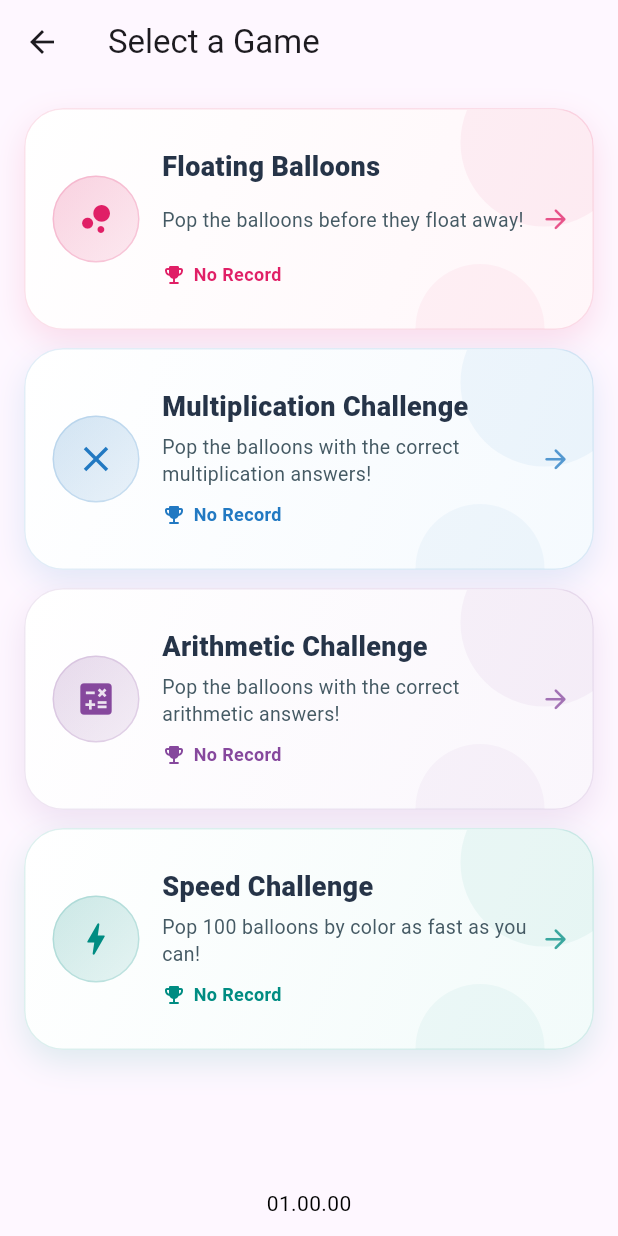
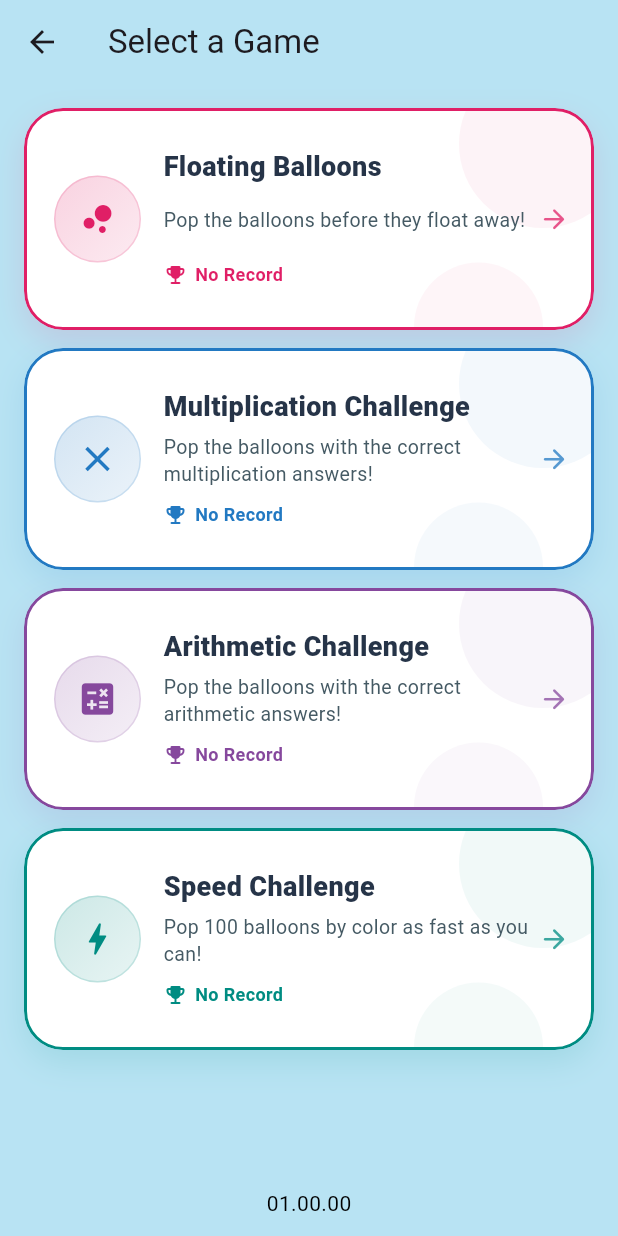
Before and after one commit to gwonbe/gwonbe-balloon-game, a Flutter app: the GameListScreen screen opened directly, on a phone screen of 412 x 824 dp. Run offline on Flutter 3.47's test engine with Material 3 defaults, Android fonts, the light colour scheme and no system bars; our stand-ins replace audioplayers, package_info_plus, shared_preferences; accounts and stored records are empty.

Commit message:
[2026-1107] 게임목록 화면 색상 변경

```diff
--- a/lib/screens/game_list_screen.dart
+++ b/lib/screens/game_list_screen.dart
@@ -13,7 +13,6 @@ class GameItem {
   final String description;
   final IconData icon;
   final Color color;
-  final Color backgroundColor;
   final WidgetBuilder builder;
   final String bestScoreKey;
 
@@ -25,7 +24,6 @@ class GameItem {
     required this.description,
     required this.icon,
     required this.color,
-    required this.backgroundColor,
     required this.builder,
     required this.bestScoreKey,
     required this.bestTextBuilder,
@@ -86,7 +84,6 @@ class _GameListScreenState extends State<GameListScreen> {
         description: l10n.game01Description,
         icon: Icons.bubble_chart,
         color: AppConst.game01Color,
-        backgroundColor: AppConst.game01Background,
         builder: (context) => const Game01Screen(),
         bestScoreKey: GameStorage.bestScoreGame01,
         bestTextBuilder: (best) => l10n.game01BestScore(best, 0),
@@ -96,7 +93,6 @@ class _GameListScreenState extends State<GameListScreen> {
         description: l10n.game02Description,
         icon: Icons.close,
         color: AppConst.game02Color,
-        backgroundColor: AppConst.game02Background,
         builder: (context) => const Game02Screen(),
         bestScoreKey: GameStorage.bestScoreGame02,
         bestTextBuilder: (best) => l10n.game02BestScore(best),
@@ -106,7 +102,6 @@ class _GameListScreenState extends State<GameListScreen> {
         description: l10n.game03Description,
         icon: Icons.calculate,
         color: AppConst.game03Color,
-        backgroundColor: AppConst.game03Background,
         builder: (context) => const Game03Screen(),
         bestScoreKey: GameStorage.bestScoreGame03,
         bestTextBuilder: (best) => l10n.game03BestScore(best),
@@ -116,7 +111,6 @@ class _GameListScreenState extends State<GameListScreen> {
         description: l10n.game04Description,
         icon: Icons.bolt_rounded,
         color: AppConst.game04Color,
-        backgroundColor: AppConst.game04Background,
         builder: (context) => const Game04Screen(),
         bestScoreKey: GameStorage.bestScoreGame04,
         bestTextBuilder: (best) =>
@@ -131,7 +125,12 @@ class _GameListScreenState extends State<GameListScreen> {
     final List<GameItem> games = _buildGames(l10n);
 
     return Scaffold(
-      appBar: AppBar(title: Text(l10n.gameListScreenTitle)),
+      backgroundColor: AppConst.bgColor,
+      appBar: AppBar(
+        backgroundColor: AppConst.bgColor,
+        surfaceTintColor: Colors.transparent,
+        title: Text(l10n.gameListScreenTitle),
+      ),
       body: Stack(
         children: [
           ListView.separated(
@@ -182,12 +181,6 @@ class _GameCard extends StatelessWidget {
   @override
   Widget build(BuildContext context) {
     final Color color = game.color;
-    final Color softColor = Color.lerp(
-      game.backgroundColor,
-      Colors.white,
-      0.42,
-    )!;
-
     return Container(
       height: 148,
       decoration: BoxDecoration(
@@ -206,13 +199,9 @@ class _GameCard extends StatelessWidget {
         clipBehavior: Clip.antiAlias,
         child: Ink(
           decoration: BoxDecoration(
-            gradient: LinearGradient(
-              begin: Alignment.topLeft,
-              end: Alignment.bottomRight,
-              colors: [Colors.white, softColor],
-            ),
+            color: Colors.white,
             borderRadius: BorderRadius.circular(26),
-            border: Border.all(color: color.withValues(alpha: 0.13)),
+            border: Border.all(color: color, width: 2),
           ),
           child: InkWell(
             borderRadius: BorderRadius.circular(26),
--- a/lib/utils/app_const.dart
+++ b/lib/utils/app_const.dart
@@ -23,15 +23,10 @@ class AppConst {
   ];
 
   // ───────── 게임 목록 카드 ─────────
-  // 글자(최고 기록)로도 쓰이므로 흰색과의 대비 4.5:1 이상으로 맞춘 진한 톤을 쓴다.
   static const Color game01Color = mainColor;
-  static const Color game01Background = Color(0xFFFFF0F5);
   static const Color game02Color = Color(0xFF2279C2);
-  static const Color game02Background = Color(0xFFEEF6FD);
   static const Color game03Color = Color(0xFF86489D);
-  static const Color game03Background = Color(0xFFF7F0FA);
   static const Color game04Color = Color(0xFF008C82);
-  static const Color game04Background = Color(0xFFE9F8F6);
   static const Color cardTitleColor = Color(0xFF263448);
 
   // ───────── 정보 칩 ─────────
```
